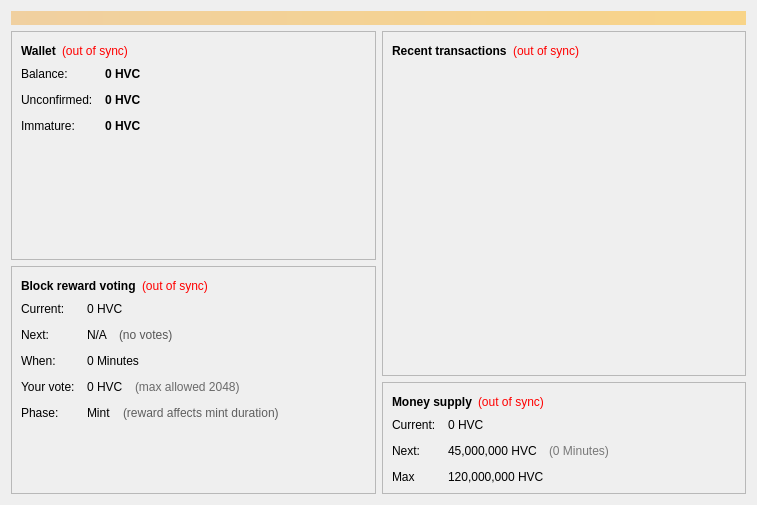
This is src/qt/forms/overviewpage.ui in heavycoin/heavycoin as Qt 5 draws it before an edit. The edited form follows.
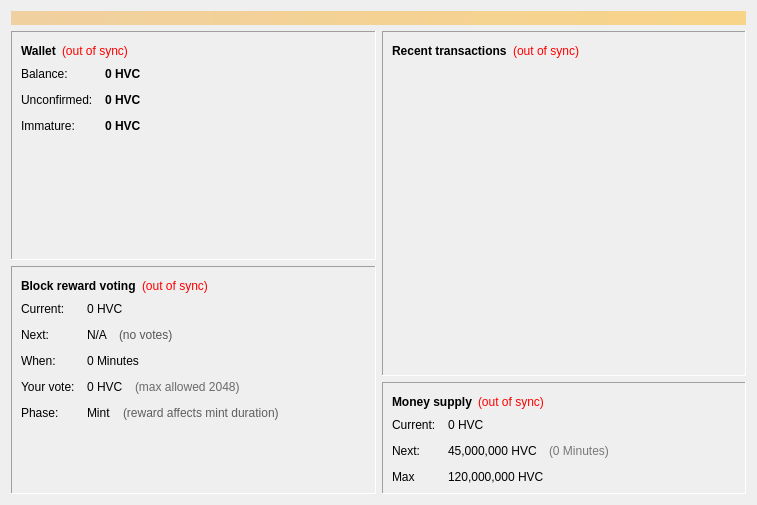
This is the edited form.

```diff
--- a/src/qt/forms/overviewpage.ui
+++ b/src/qt/forms/overviewpage.ui
@@ -37,10 +37,10 @@
        <item>
         <widget class="QFrame" name="frame">
          <property name="frameShape">
-          <enum>QFrame::StyledPanel</enum>
+          <enum>QFrame::Panel</enum>
          </property>
          <property name="frameShadow">
-          <enum>QFrame::Raised</enum>
+          <enum>QFrame::Sunken</enum>
          </property>
          <layout class="QVBoxLayout" name="verticalLayout_4">
           <item>
@@ -205,10 +205,10 @@
        <item>
         <widget class="QFrame" name="frameVoting">
          <property name="frameShape">
-          <enum>QFrame::StyledPanel</enum>
+          <enum>QFrame::Panel</enum>
          </property>
          <property name="frameShadow">
-          <enum>QFrame::Raised</enum>
+          <enum>QFrame::Sunken</enum>
          </property>
          <layout class="QVBoxLayout" name="verticalLayout_6">
           <item>
@@ -450,10 +450,10 @@
        <item>
         <widget class="QFrame" name="frame_2">
          <property name="frameShape">
-          <enum>QFrame::StyledPanel</enum>
+          <enum>QFrame::Panel</enum>
          </property>
          <property name="frameShadow">
-          <enum>QFrame::Raised</enum>
+          <enum>QFrame::Sunken</enum>
          </property>
          <layout class="QVBoxLayout" name="verticalLayout">
           <item>
@@ -540,10 +540,10 @@
        <item>
         <widget class="QFrame" name="frameSupply">
          <property name="frameShape">
-          <enum>QFrame::StyledPanel</enum>
+          <enum>QFrame::Panel</enum>
          </property>
          <property name="frameShadow">
-          <enum>QFrame::Raised</enum>
+          <enum>QFrame::Sunken</enum>
          </property>
          <layout class="QVBoxLayout" name="verticalLayout_10">
           <item>
```
